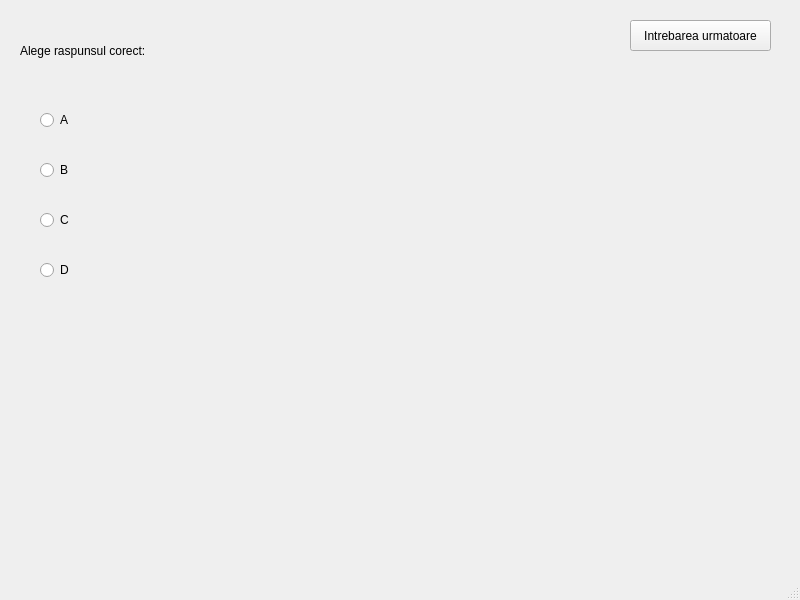
Above: QuestionnaireGUI/mainwindow.ui from rareseanu/proiect-pa before the change. Below: the same form after it.
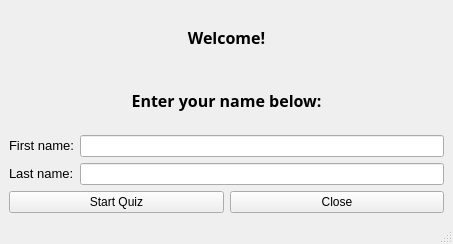
That is the form after the change.

Commit message: ADD: A first panel for the student to enter his name, start the quiz or close the application. UPDATE: made the initial question panel as the second panel.

The edit to the form file:
```diff
--- a/QuestionnaireGUI/mainwindow.ui
+++ b/QuestionnaireGUI/mainwindow.ui
@@ -6,92 +6,104 @@
    <rect>
     <x>0</x>
     <y>0</y>
-    <width>800</width>
-    <height>600</height>
+    <width>453</width>
+    <height>244</height>
    </rect>
   </property>
   <property name="windowTitle">
    <string>MainWindow</string>
   </property>
   <widget class="QWidget" name="centralwidget">
-   <widget class="QLabel" name="label">
-    <property name="geometry">
-     <rect>
-      <x>20</x>
-      <y>30</y>
-      <width>311</width>
-      <height>41</height>
-     </rect>
-    </property>
-    <property name="text">
-     <string>Alege raspunsul corect:</string>
-    </property>
-   </widget>
-   <widget class="QRadioButton" name="radioButton">
-    <property name="geometry">
-     <rect>
-      <x>40</x>
-      <y>110</y>
-      <width>95</width>
-      <height>20</height>
-     </rect>
-    </property>
-    <property name="text">
-     <string>A</string>
-    </property>
-   </widget>
-   <widget class="QRadioButton" name="radioButton_2">
-    <property name="geometry">
-     <rect>
-      <x>40</x>
-      <y>160</y>
-      <width>95</width>
-      <height>20</height>
-     </rect>
-    </property>
-    <property name="text">
-     <string>B</string>
-    </property>
-   </widget>
-   <widget class="QRadioButton" name="radioButton_3">
-    <property name="geometry">
-     <rect>
-      <x>40</x>
-      <y>210</y>
-      <width>95</width>
-      <height>20</height>
-     </rect>
-    </property>
-    <property name="text">
-     <string>C</string>
-    </property>
-   </widget>
-   <widget class="QRadioButton" name="radioButton_4">
-    <property name="geometry">
-     <rect>
-      <x>40</x>
-      <y>260</y>
-      <width>95</width>
-      <height>20</height>
-     </rect>
-    </property>
-    <property name="text">
-     <string>D</string>
-    </property>
-   </widget>
-   <widget class="QPushButton" name="pushButton">
-    <property name="geometry">
-     <rect>
-      <x>630</x>
-      <y>20</y>
-      <width>141</width>
-      <height>31</height>
-     </rect>
-    </property>
-    <property name="text">
-     <string>Intrebarea urmatoare</string>
-    </property>
-   </widget>
+   <layout class="QVBoxLayout" name="verticalLayout_5">
+    <item>
+     <layout class="QVBoxLayout" name="verticalLayout_4">
+      <item>
+       <layout class="QVBoxLayout" name="verticalLayout_3">
+        <item>
+         <widget class="QLabel" name="label_3">
+          <property name="font">
+           <font>
+            <family>Segoe UI Semibold</family>
+            <pointsize>16</pointsize>
+            <weight>75</weight>
+            <bold>true</bold>
+           </font>
+          </property>
+          <property name="text">
+           <string>&lt;html&gt;&lt;head/&gt;&lt;body&gt;&lt;p align=&quot;center&quot;&gt;&lt;span style=&quot; font-size:12pt;&quot;&gt;Welcome!&lt;/span&gt;&lt;/p&gt;&lt;/body&gt;&lt;/html&gt;</string>
+          </property>
+         </widget>
+        </item>
+        <item>
+         <widget class="QLabel" name="label_4">
+          <property name="font">
+           <font>
+            <family>Segoe UI Semibold</family>
+            <pointsize>12</pointsize>
+            <weight>75</weight>
+            <bold>true</bold>
+           </font>
+          </property>
+          <property name="text">
+           <string>&lt;html&gt;&lt;head/&gt;&lt;body&gt;&lt;p align=&quot;center&quot;&gt;&lt;span style=&quot; font-size:12pt;&quot;&gt;Enter your name below:&lt;/span&gt;&lt;/p&gt;&lt;/body&gt;&lt;/html&gt;</string>
+          </property>
+         </widget>
+        </item>
+       </layout>
+      </item>
+      <item>
+       <layout class="QHBoxLayout" name="horizontalLayout_2">
+        <item>
+         <layout class="QVBoxLayout" name="verticalLayout_2">
+          <item>
+           <widget class="QLabel" name="label">
+            <property name="text">
+             <string>&lt;html&gt;&lt;head/&gt;&lt;body&gt;&lt;p&gt;&lt;span style=&quot; font-size:10pt;&quot;&gt;First name:&lt;/span&gt;&lt;/p&gt;&lt;/body&gt;&lt;/html&gt;</string>
+            </property>
+           </widget>
+          </item>
+          <item>
+           <widget class="QLabel" name="label_2">
+            <property name="text">
+             <string>&lt;html&gt;&lt;head/&gt;&lt;body&gt;&lt;p&gt;&lt;span style=&quot; font-size:10pt;&quot;&gt;Last name:&lt;/span&gt;&lt;/p&gt;&lt;/body&gt;&lt;/html&gt;</string>
+            </property>
+           </widget>
+          </item>
+         </layout>
+        </item>
+        <item>
+         <layout class="QVBoxLayout" name="verticalLayout">
+          <item>
+           <widget class="QLineEdit" name="lineEdit"/>
+          </item>
+          <item>
+           <widget class="QLineEdit" name="lineEdit_2"/>
+          </item>
+         </layout>
+        </item>
+       </layout>
+      </item>
+      <item>
+       <layout class="QHBoxLayout" name="horizontalLayout">
+        <item>
+         <widget class="QPushButton" name="pushButton">
+          <property name="text">
+           <string>Start Quiz</string>
+          </property>
+         </widget>
+        </item>
+        <item>
+         <widget class="QPushButton" name="pushButton_2">
+          <property name="text">
+           <string>Close</string>
+          </property>
+         </widget>
+        </item>
+       </layout>
+      </item>
+     </layout>
+    </item>
+   </layout>
   </widget>
   <widget class="QMenuBar" name="menubar">
    <property name="geometry">
```
Left out of the diff: 23 changed lines with no effect on the pictures. The commit also changes 15 other files.
